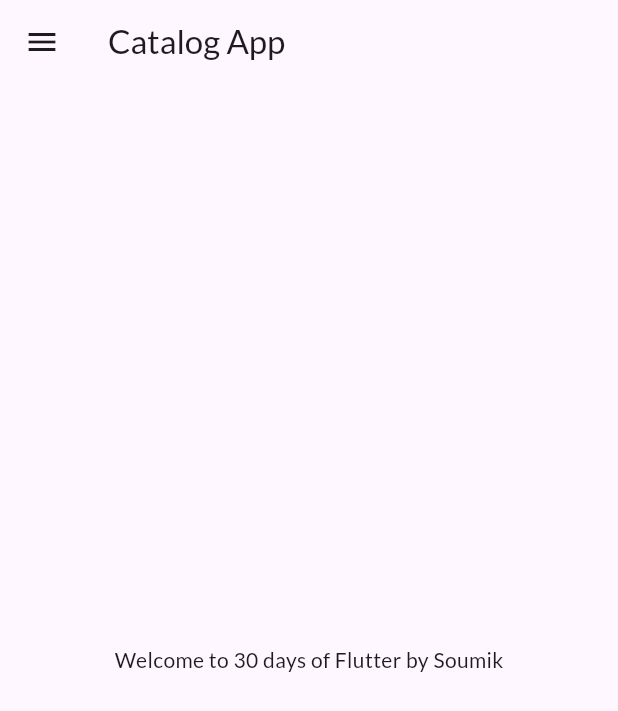
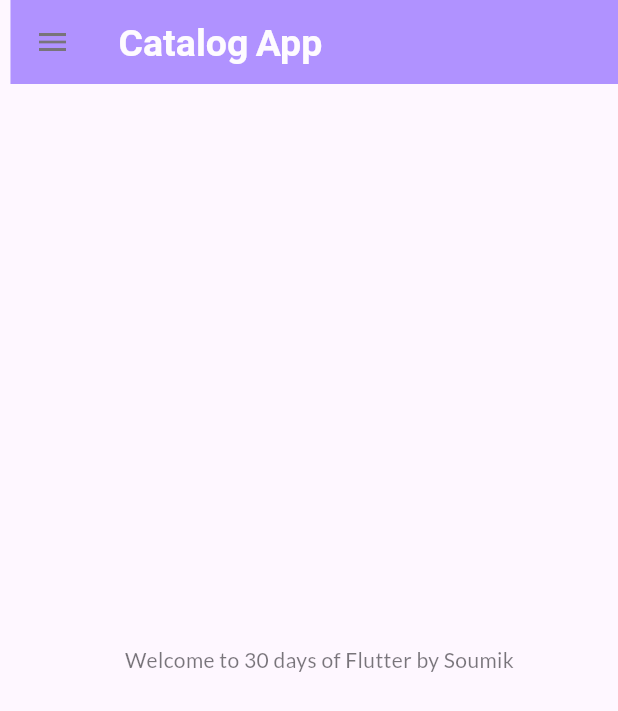
Before and after one commit to Soumik-0406/Flutter_Project1, a Flutter app: the screen it shows after launch, after a tap on "Login", on a phone screen of 412 x 824 dp. Shown: the top 711 px of the screen. Run offline on Flutter 3.47's test engine with Material 3 defaults, Android fonts, the phone set to English and light mode, and no system bars; our stand-ins replace google_fonts.

Commit message:
Day 6 completed

```diff
--- a/lib/main.dart
+++ b/lib/main.dart
@@ -24,7 +24,7 @@ class MyApp extends StatelessWidget {
         primarySwatch: Colors.lightBlue,
         fontFamily: GoogleFonts.lato().fontFamily,
       ),
-      // debugShowCheckedModeBanner: false,
+      debugShowCheckedModeBanner: false,
 
       darkTheme: ThemeData(brightness: Brightness.dark),
       initialRoute: "/",
--- a/lib/pages/home_page.dart
+++ b/lib/pages/home_page.dart
@@ -9,6 +9,13 @@ class HomePage extends StatelessWidget {
     return Scaffold(
       appBar: AppBar(
         title: Text("Catalog App"),
+        // ignore: prefer_const_constructors
+        titleTextStyle: TextStyle(
+          color: Colors.white,
+          fontSize: 25,
+          fontWeight: FontWeight.bold,
+        ),
+        backgroundColor: Colors.deepPurpleAccent,
       ),
       body: Center(
         child: Container(
--- a/lib/pages/login_page.dart
+++ b/lib/pages/login_page.dart
@@ -10,6 +10,7 @@ class LoginPage extends StatefulWidget {
 
 class _LoginPageState extends State<LoginPage> {
   String name = "";
+  bool changeButton = false;
   @override
   Widget build(BuildContext context) {
     return Material(
@@ -60,17 +61,30 @@ class _LoginPageState extends State<LoginPage> {
                     height: 40.0,
                   ),
                   InkWell(
-                    onTap: () {
+                    onTap: () async {
+                      setState(() {
+                        changeButton = true;
+                      });
+                      await Future.delayed(Duration(seconds: 1));
                       Navigator.pushNamed(context, MyRoutes.homeRoute);
                     },
-                    child: Container(
-                      width: 120,
-                      height: 50,
+                    child: AnimatedContainer(
+                      duration: Duration(seconds: 1),
+                      width: changeButton ? 55 : 150,
+                      height: 55,
                       alignment: Alignment.center,
                       decoration: BoxDecoration(
                           color: Colors.deepPurpleAccent,
-                          borderRadius: BorderRadius.circular(50)),
-                      child: Text(
+                          // shape:
+                          //     changeButton ? BoxShape.circle : BoxShape.rectangle,
+                          borderRadius:
+                              BorderRadius.circular(changeButton ? 50 : 8)),
+                      child: changeButton
+                          ? Icon(
+                              Icons.done,
+                              color: Colors.white,
+                            )
+                          : Text(
                               "Login",
                               style: TextStyle(
                                   color: Colors.white,
```
Lines whose indentation alone changed are shown as unchanged.
